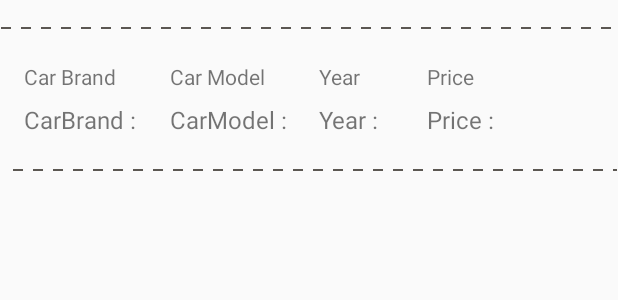
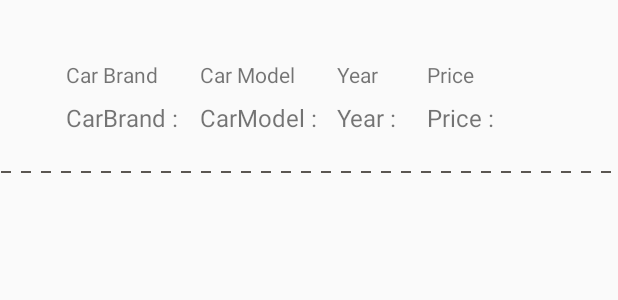
Before and after one commit to Dream-By/auto_storage, an Android app: the layout lo_auto.xml on its own in the app's theme, with its tools: preview values and no code run, on a phone screen of 412 x 824 dp. Shown: the top 300 px of the screen. Run offline under Robolectric (Android 15) with nearby library versions, the phone set to English and light mode, and no system bars.

Commit message:
add sort by add new design menu

```diff
--- a/app/src/main/java/com/example/auto_storage/DBHelper.kt
+++ b/app/src/main/java/com/example/auto_storage/DBHelper.kt
@@ -70,7 +70,7 @@ class DBHelper(context: Context,name:String?,factory:SQLiteDatabase.CursorFactor
                 autosList.add(autos)
 
             }
-            Toast.makeText(mAtx, "${cursor.count.toString()} Records Found", Toast.LENGTH_SHORT).show()
+            Toast.makeText(mAtx, "${cursor.count.toString()} Found, ${autosList.size.toString()} read", Toast.LENGTH_SHORT).show()
         }
         cursor.close()
         db.close()
--- a/app/src/main/res/layout/activity_main.xml
+++ b/app/src/main/res/layout/activity_main.xml
@@ -6,12 +6,6 @@
         android:layout_width="match_parent"
         android:layout_height="match_parent"
         tools:context=".MainActivity">
-
-    <FrameLayout
-            android:id="@+id/fragmentContainer"
-            android:layout_width="match_parent"
-            android:layout_height="match_parent"
-    />
 
     <androidx.recyclerview.widget.RecyclerView
             android:layout_width="match_parent"
--- a/app/src/main/res/layout/lo_auto.xml
+++ b/app/src/main/res/layout/lo_auto.xml
@@ -3,13 +3,13 @@
                                                    xmlns:app="http://schemas.android.com/apk/res-auto"
                                                    xmlns:tools="http://schemas.android.com/tools"
                                                    android:layout_width="match_parent"
-                                                   android:layout_height="match_parent">
+                                                   android:layout_height="wrap_content">
 
     <ImageView
             android:layout_width="match_parent"
             android:layout_height="5dp" app:srcCompat="@drawable/dotted_line" android:id="@+id/imageView2"
-            tools:layout_editor_absoluteX="16dp" app:layout_constraintTop_toTopOf="parent"
-            android:layout_marginTop="16dp"/>
+            tools:layout_editor_absoluteX="0dp" app:layout_constraintTop_toTopOf="parent"
+            android:layout_marginTop="112dp"/>
     <TextView
             android:text="CarBrand :"
             android:layout_width="wrap_content"
@@ -17,28 +17,20 @@
             android:textSize="16sp"
             app:layout_constraintTop_toBottomOf="@+id/textView"
             android:layout_marginTop="8dp" app:layout_constraintStart_toStartOf="@+id/textView"/>
-    <ImageView
-            android:layout_width="match_parent"
-            android:layout_height="5dp" app:srcCompat="@drawable/dotted_line" android:id="@+id/imageView"
-            app:layout_constraintEnd_toEndOf="parent"
-            app:layout_constraintStart_toStartOf="parent"
-            app:layout_constraintHorizontal_bias="0.0" android:layout_marginLeft="8dp"
-            android:layout_marginStart="8dp" app:layout_constraintTop_toBottomOf="@+id/textView2"
-            android:layout_marginTop="20dp"/>
     <TextView
             android:text="Car Brand"
             android:layout_width="wrap_content"
             android:layout_height="wrap_content" android:id="@+id/textView"
-            app:layout_constraintTop_toBottomOf="@+id/imageView2"
-            android:layout_marginTop="20dp" app:layout_constraintStart_toStartOf="parent"
-            android:layout_marginLeft="16dp" android:layout_marginStart="16dp"/>
+            app:layout_constraintTop_toTopOf="parent"
+            android:layout_marginTop="40dp" app:layout_constraintStart_toStartOf="parent"
+            android:layout_marginLeft="44dp" android:layout_marginStart="44dp"/>
     <TextView
             android:text="Car Model"
             android:layout_width="wrap_content"
             android:layout_height="wrap_content" android:id="@+id/textView5"
-            app:layout_constraintTop_toBottomOf="@+id/imageView2"
-            android:layout_marginTop="20dp" app:layout_constraintStart_toEndOf="@+id/textView"
-            android:layout_marginLeft="36dp" android:layout_marginStart="36dp"/>
+            app:layout_constraintTop_toTopOf="parent"
+            android:layout_marginTop="40dp" app:layout_constraintStart_toEndOf="@+id/textView"
+            android:layout_marginLeft="28dp" android:layout_marginStart="28dp"/>
     <TextView
             android:text="CarModel : "
             android:layout_width="wrap_content"
@@ -50,8 +42,9 @@
             android:text="@string/action_year"
             android:layout_width="wrap_content"
             android:layout_height="wrap_content" android:id="@+id/textView6"
-            app:layout_constraintStart_toEndOf="@+id/textView5" app:layout_constraintTop_toBottomOf="@+id/imageView2"
-            android:layout_marginLeft="36dp" android:layout_marginTop="20dp" android:layout_marginStart="36dp"/>
+            app:layout_constraintTop_toTopOf="parent" android:layout_marginTop="40dp"
+            app:layout_constraintStart_toEndOf="@+id/textView5" android:layout_marginLeft="28dp"
+            android:layout_marginStart="28dp"/>
     <TextView
             android:text="Year :"
             android:layout_width="wrap_content"
@@ -64,8 +57,9 @@
             android:text="@string/action_price"
             android:layout_width="wrap_content"
             android:layout_height="wrap_content" android:id="@+id/textView7"
-            app:layout_constraintTop_toBottomOf="@+id/imageView2" app:layout_constraintStart_toEndOf="@+id/textView6"
-            android:layout_marginLeft="44dp" android:layout_marginTop="20dp" android:layout_marginStart="44dp"/>
+            app:layout_constraintStart_toEndOf="@+id/textView6"
+            android:layout_marginLeft="32dp" android:layout_marginStart="32dp"
+            app:layout_constraintTop_toTopOf="parent" android:layout_marginTop="40dp"/>
     <TextView
             android:text="Price :"
             android:layout_width="wrap_content"
--- a/app/src/main/res/values/strings.xml
+++ b/app/src/main/res/values/strings.xml
@@ -2,10 +2,10 @@
     <string name="app_name">AutoLease</string>
     <string name="add_item">Add New Car</string>
     <string name="sort_item">Sort by</string>
-    <string name="action_settings">Sort By</string>
+    <string name="action_settings">- Sort By - </string>
     <string name="action_carbrand">Car Brand</string>
     <string name="action_year">Year</string>
     <string name="action_price">Price</string>
     <!-- TODO: Remove or change this placeholder text -->
-    <string name="hello_blank_fragment">Hello blank fragment</string>
+
 </resources>
```
Also changed, not shown: app/src/main/java/com/example/auto_storage/Fragment1.kt (deleted, +0 -78 lines), app/src/main/java/com/example/auto_storage/MainActivity.kt (+23 -19 lines), app/src/main/res/layout/fragment_1.xml (deleted, +0 -38 lines).
